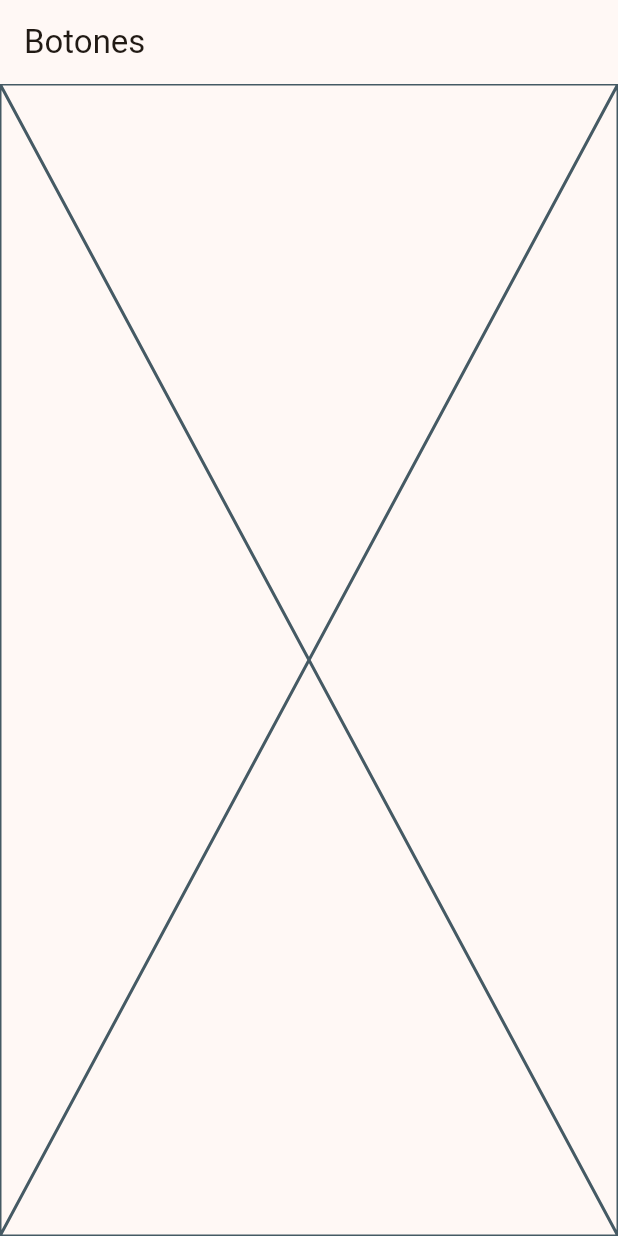
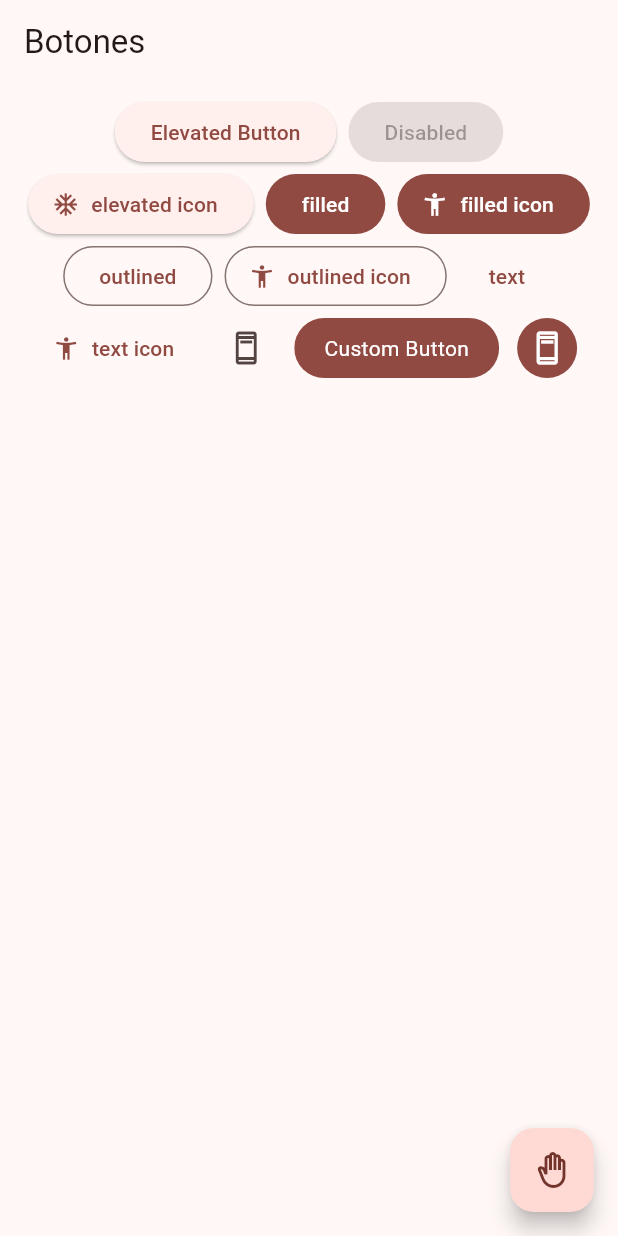
Before and after one commit to figueredojose84/widget_app, a Flutter app: the ButtonsScreen screen opened by its route, on a phone screen of 412 x 824 dp. Run offline on Flutter 3.47's test engine with Material 3 defaults, Android fonts, the phone set to English and light mode, and no system bars; our stand-ins replace go_router.

Commit message:
buttonScreen finished

```diff
--- a/lib/main.dart
+++ b/lib/main.dart
@@ -14,7 +14,7 @@ class MainApp extends StatelessWidget {
     return MaterialApp.router(
       routerConfig: appRouter,
       debugShowCheckedModeBanner: false,
-      theme: AppTheme(selectedColor: 5).getTheme(),
+      theme: AppTheme(selectedColor: 1).getTheme(),
     );
   }
 }
--- a/lib/presentation/screens/buttons/buttons_screens.dart
+++ b/lib/presentation/screens/buttons/buttons_screens.dart
@@ -11,7 +11,104 @@ class ButtonsScreen extends StatelessWidget {
       appBar: AppBar(
         title: const Text('Botones'),
       ),
-      body: const Placeholder(),
+      body: const _ButtonView(),
+      floatingActionButton: FloatingActionButton(
+        onPressed: () {
+          Navigator.pop(context);
+        },
+        /* tooltip: 'Boton flotante', */
+        child: const Icon(Icons.back_hand_outlined),
+      ),
     );
   }
 }
+
+class _ButtonView extends StatelessWidget {
+  const _ButtonView({
+    super.key,
+  });
+
+  @override
+  Widget build(BuildContext context) {
+    final colors = Theme.of(context).colorScheme;
+    return SizedBox(
+      width: double.infinity,
+      child: Padding(
+        padding: const EdgeInsets.all(8.0),
+        child: Wrap(
+          crossAxisAlignment: WrapCrossAlignment.center,
+          alignment: WrapAlignment.center,
+          spacing: 8.0,
+          children: [
+            ElevatedButton(
+                onPressed: () {}, child: const Text('Elevated Button')),
+            const ElevatedButton(onPressed: null, child: Text('Disabled')),
+            ElevatedButton.icon(
+                onPressed: () {},
+                icon: const Icon(Icons.ac_unit),
+                label: const Text('elevated icon')),
+            FilledButton(onPressed: () {}, child: const Text("filled")),
+            FilledButton.icon(
+                onPressed: () {},
+                icon: const Icon(Icons.accessibility_new_outlined),
+                label: const Text('filled icon')),
+            OutlinedButton(
+              onPressed: () {},
+              child: const Text('outlined'),
+            ),
+            OutlinedButton.icon(
+                onPressed: () {},
+                icon: const Icon(Icons.accessibility_new_outlined),
+                label: const Text('outlined icon')),
+            TextButton(
+              onPressed: () {},
+              child: const Text('text'),
+            ),
+            TextButton.icon(
+                onPressed: () {},
+                icon: const Icon(Icons.accessibility_new_outlined),
+                label: const Text('text icon')),
+            IconButton(
+              onPressed: () {},
+              icon: const Icon(Icons.ad_units_outlined),
+            ),
+            CustomButton(),
+            IconButton(
+              onPressed: () {},
+              icon: const Icon(Icons.ad_units_outlined),
+              style: ButtonStyle(
+                backgroundColor: MaterialStateProperty.all(colors.primary),
+                iconColor: MaterialStateProperty.all(Colors.white),
+              ),
+            ),
+          ],
+        ),
+      ),
+    );
+  }
+}
+
+class CustomButton extends StatelessWidget {
+  const CustomButton({super.key});
+
+  @override
+  Widget build(BuildContext context) {
+    final colors = Theme.of(context).colorScheme;
+    return ClipRRect(
+      borderRadius: BorderRadius.circular(20.0),
+      child: Material(
+        color: colors.primary,
+        child: InkWell(
+          onTap: () {},
+          child: const Padding(
+            padding: EdgeInsets.symmetric(horizontal: 20.0, vertical: 10.0),
+            child: Text(
+              'Custom Button',
+              style: TextStyle(color: Colors.white),
+            ),
+          ),
+        ),
+      ),
+    );
+  }
+}
```
